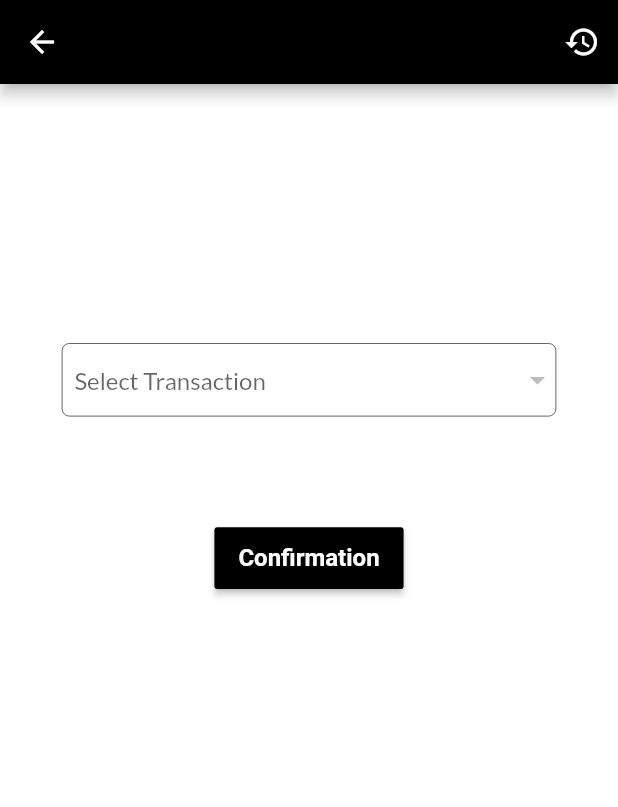
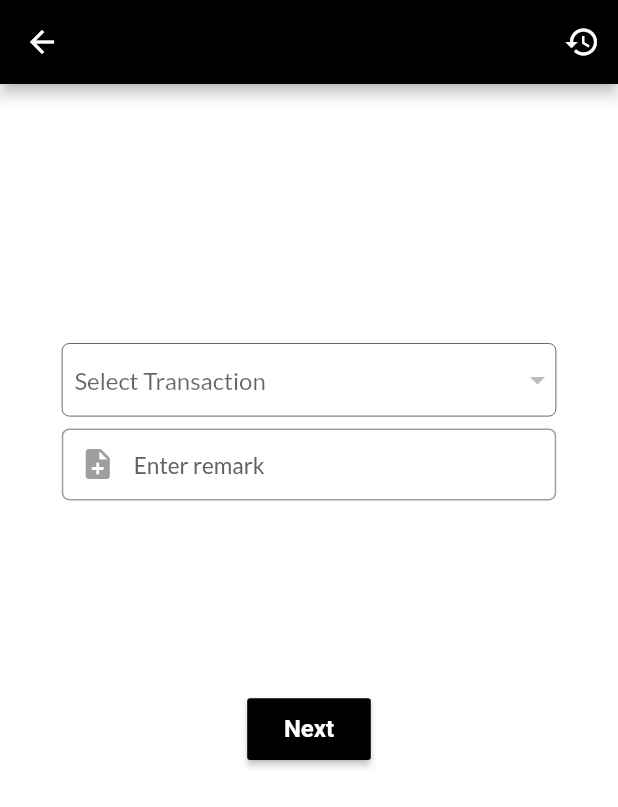
Before and after one commit to anusha-akhil/mystock, a Flutter app: the TransactionPage screen opened directly, on a phone screen of 412 x 824 dp. Shown: the top 807 px of the screen. Run offline on Flutter 3.47's test engine with Material 2 defaults, Android fonts, the phone set to English and light mode, and no system bars; our stand-ins replace animated_splash_screen, azlistview, badges, connectivity_plus, device_info_plus, dio and 14 more; missing offline and left inert: external_path, fast_image_resizer, flutter_phone_direct_caller; accounts and stored records are empty; network calls fail.

Commit message:
remark textfield

```diff
--- a/lib/screen/transactionPage.dart
+++ b/lib/screen/transactionPage.dart
@@ -51,7 +51,9 @@ class _TransactionPageState extends State<TransactionPage> {
   @override
   Widget build(BuildContext context) {
     Size size = MediaQuery.of(context).size;
+    double topInsets = MediaQuery.of(context).viewInsets.top;
     return Scaffold(
+      resizeToAvoidBottomInset: true,
       appBar: AppBar(
           actions: [
             IconButton(
@@ -73,7 +75,8 @@ class _TransactionPageState extends State<TransactionPage> {
           backgroundColor: P_Settings.loginPagetheme),
       body: Consumer<Controller>(
         builder: (context, value, child) {
-          return Column(
+          return SingleChildScrollView(
+            child: Column(
               // mainAxisAlignment: MainAxisAlignment.center,
               // crossAxisAlignment: CrossAxisAlignment.center,
               children: [
@@ -84,6 +87,52 @@ class _TransactionPageState extends State<TransactionPage> {
                 value.stocktransferselected
                     ? dropDownbranch(size, "branch")
                     : Container(),
+                // SizedBox(
+                //   height: size.height * 0.08,
+                // ),
+                Container(
+                  width: size.height * 0.4,
+                  child: TextFormField(
+                    scrollPadding:
+                        EdgeInsets.only(bottom: topInsets + size.height * 0.34),
+                    decoration: InputDecoration(
+                        prefixIcon: Icon(
+                          Icons.note_add,
+                          color: Colors.grey,
+                        ),
+                        contentPadding: EdgeInsets.zero,
+                        focusedBorder: OutlineInputBorder(
+                          borderSide:
+                              BorderSide(color: Colors.grey, width: 1.0),
+                          borderRadius: BorderRadius.circular(5.0),
+                        ),
+                        enabledBorder: OutlineInputBorder(
+                          borderRadius: BorderRadius.circular(5),
+                          borderSide: BorderSide(
+                            color: Colors.grey,
+                            width: 1.0,
+                          ),
+                        ),
+                        // focusedErrorBorder: OutlineInputBorder(
+                        //   borderRadius: BorderRadius.all(Radius.circular(25)),
+                        //   borderSide: BorderSide(
+                        //     width: 1,
+                        //     color: Colors.red,
+                        //   ),
+                        // ),
+                        // errorBorder: OutlineInputBorder(
+                        //     borderRadius: BorderRadius.all(Radius.circular(25.0)),
+                        //     borderSide: BorderSide(
+                        //       width: 1,
+                        //       color: Colors.red,
+                        //     )),
+                        hintStyle: TextStyle(
+                          fontSize: 15,
+                          color: Colors.grey[700],
+                        ),
+                        hintText: "Enter remark"),
+                  ),
+                ),
                 SizedBox(
                   height: size.height * 0.08,
                 ),
@@ -98,7 +147,8 @@ class _TransactionPageState extends State<TransactionPage> {
                           child: Text(
                             "Please choose TransactionType",
                             style: GoogleFonts.aBeeZee(
-                              textStyle: Theme.of(context).textTheme.bodyText2,
+                                textStyle:
+                                    Theme.of(context).textTheme.bodyText2,
                                 fontSize: 16,
                                 // fontWeight: FontWeight.bold,
                                 color: Colors.red),
@@ -106,16 +156,21 @@ class _TransactionPageState extends State<TransactionPage> {
                         ),
                       );
                     }),
+                SizedBox(
+                  height: size.height * 0.08,
+                ),
                 Row(
                   mainAxisAlignment: MainAxisAlignment.center,
                   children: [
                     Container(
                       height: size.height * 0.05,
+                      width: size.width * 0.2,
                       child: ElevatedButton(
                         style: ElevatedButton.styleFrom(
                           primary: P_Settings.loginPagetheme,
                           shape: RoundedRectangleBorder(
-                          borderRadius: BorderRadius.circular(2), // <-- Radius
+                            borderRadius:
+                                BorderRadius.circular(2), // <-- Radius
                           ),
                         ),
                         onPressed: () async {
@@ -164,7 +219,7 @@ class _TransactionPageState extends State<TransactionPage> {
                           //     });
                         },
                         child: Text(
-                        'Confirmation',
+                          'Next',
                           style: GoogleFonts.aBeeZee(
                             textStyle: Theme.of(context).textTheme.bodyText2,
                             fontSize: 16,
@@ -185,6 +240,7 @@ class _TransactionPageState extends State<TransactionPage> {
                       )
                     : Container()
               ],
+            ),
           );
         },
       ),
```
Also changed, not shown: lib/screen/dashboard/mainDashboard.dart (+39 -1 lines), lib/screen/loginPage.dart (+41 -2 lines). Lines whose indentation alone changed are shown as unchanged.
